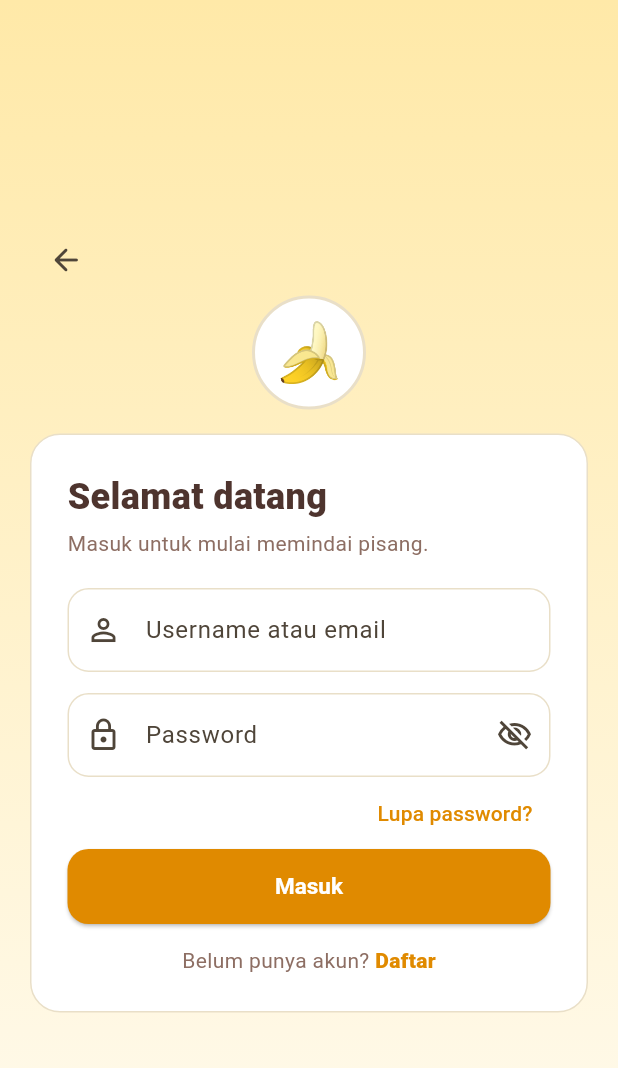
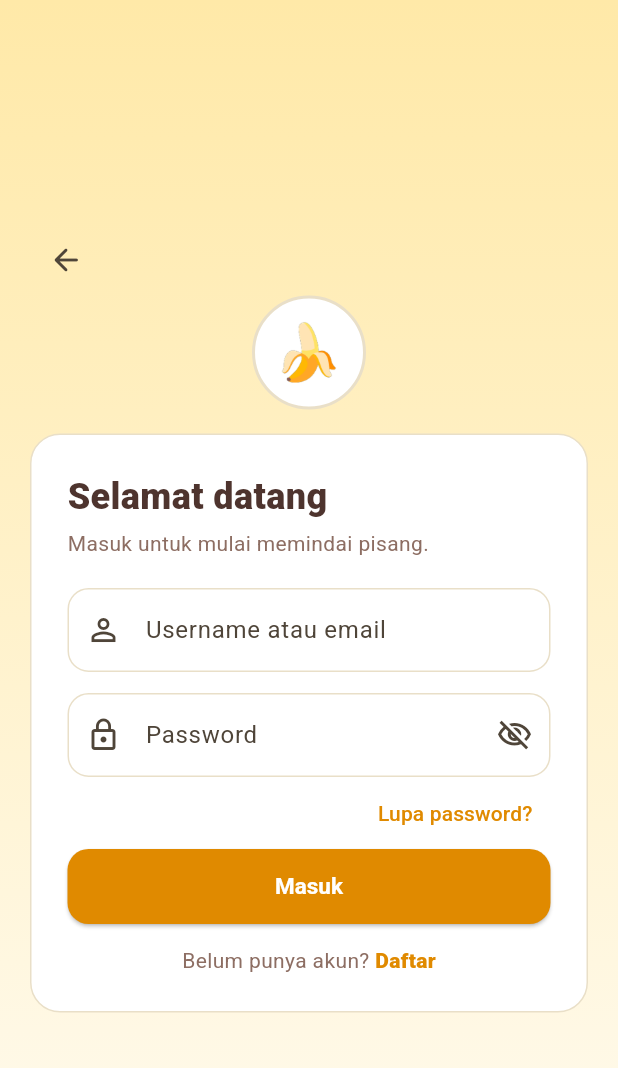
Before and after one commit to Georsx123/banana-ripeness-vision, a Flutter app: the screen it shows after launch, after a tap on "Masuk", on a phone screen of 412 x 824 dp. Shown: the top 1068 px of the screen. Run offline on Flutter 3.47's test engine with Material 3 defaults, Android fonts, the phone set to English and light mode, and no system bars; our stand-ins replace camera, fl_chart, image_picker, share_plus, supabase_flutter, web; accounts and stored records are empty.

Commit message:
Update 3

```diff
--- a/lib/config.dart
+++ b/lib/config.dart
@@ -11,7 +11,7 @@ class AppConfig {
 
   // --- Info aplikasi ---
   static const appName = 'Banana Ripeness Vision';
-  static const appVersion = '1.0.0';
+  static const appVersion = '1.0.5';
   static const emailDomain = 'pisang.app'; // domain email internal (tidak perlu diubah)
   static const contactEmail = 'geovanipradipta123@gmail.com';
   static const contactWa = '085947105271';
--- a/lib/main.dart
+++ b/lib/main.dart
@@ -32,6 +32,14 @@ class PisangApp extends StatelessWidget {
       // Link dari email (verifikasi) bisa membawa tambahan di alamat; semuanya diarahkan ke halaman utama.
       onGenerateInitialRoutes: (String name) => [rootRoute()],
       onUnknownRoute: (settings) => rootRoute(),
+      // Batasi pembesaran teks dari pengaturan HP agar tampilan tidak pecah (tetap menghormati pengaturan font pengguna).
+      builder: (context, child) {
+        final mq = MediaQuery.of(context);
+        return MediaQuery(
+          data: mq.copyWith(textScaler: mq.textScaler.clamp(minScaleFactor: 0.9, maxScaleFactor: 1.15)),
+          child: child ?? const SizedBox.shrink(),
+        );
+      },
     );
   }
 }
--- a/lib/pages/about.dart
+++ b/lib/pages/about.dart
@@ -94,7 +94,7 @@ class AboutPage extends StatelessWidget {
               height: 80,
               alignment: Alignment.center,
               decoration: const BoxDecoration(color: Colors.white, shape: BoxShape.circle),
-              child: const Text('\u{1F34C}', style: TextStyle(fontSize: 44)),
+              child: BananaImage(size: 44),
             ),
             const SizedBox(width: 18),
             Expanded(
--- a/lib/pages/admin_log.dart
+++ b/lib/pages/admin_log.dart
@@ -1,6 +1,7 @@
 import 'package:flutter/material.dart';
 import '../download.dart';
 import '../services.dart';
+import '../theme.dart';
 import '../widgets.dart';
 import '../xlsx.dart';
 import 'admin_flow.dart';
--- a/lib/pages/dashboard.dart
+++ b/lib/pages/dashboard.dart
@@ -42,7 +42,7 @@ class _DashboardPageState extends State<DashboardPage> {
         height: 44,
         alignment: Alignment.center,
         decoration: BoxDecoration(color: alpha(k.warna, .2), shape: BoxShape.circle, border: Border.all(color: k.warna, width: 2.5)),
-        child: const Text('\u{1F34C}', style: TextStyle(fontSize: 21)),
+        child: BananaImage(size: 21),
       ),
       title: k.nama,
       subtitle: k.deskripsi,
@@ -125,7 +125,7 @@ class _DashboardPageState extends State<DashboardPage> {
                 ),
               ]),
             ),
-            if (wide) const Padding(padding: EdgeInsets.only(left: 12), child: Text('\u{1F34C}', style: TextStyle(fontSize: 96))),
+            if (wide) const Padding(padding: EdgeInsets.only(left: 12), child: BananaImage(size: 96)),
           ]),
         ),
         const SizedBox(height: 16),
--- a/lib/pages/history.dart
+++ b/lib/pages/history.dart
@@ -172,7 +172,7 @@ class _HistoryPageState extends State<HistoryPage> {
           const AppCard(
             padding: EdgeInsets.symmetric(vertical: 50, horizontal: 20),
             child: Column(children: [
-              Text('\u{1F34C}', style: TextStyle(fontSize: 56)),
+              BananaImage(size: 56),
               SizedBox(height: 10),
               Text('Belum ada riwayat', style: TextStyle(fontWeight: FontWeight.w800, fontSize: 18, color: kBrown)),
               SizedBox(height: 4),
--- a/lib/pages/landing.dart
+++ b/lib/pages/landing.dart
@@ -75,7 +75,7 @@ class _LandingPageState extends State<LandingPage> with SingleTickerProviderStat
               offset: Offset(0, math.sin(t * 2 * math.pi) * 14),
               child: Transform.rotate(
                 angle: math.sin(t * 2 * math.pi) * 0.25,
-                child: Opacity(opacity: 0.55, child: Text('\u{1F34C}', style: TextStyle(fontSize: size))),
+                child: Opacity(opacity: 0.55, child: BananaImage(size: size)),
               ),
             );
           },
@@ -108,7 +108,7 @@ class _LandingPageState extends State<LandingPage> with SingleTickerProviderStat
                 shape: BoxShape.circle,
                 boxShadow: [BoxShadow(color: Colors.black.withAlpha(55), blurRadius: 30, offset: const Offset(0, 14))],
               ),
-              child: Transform.rotate(angle: bob, child: const Text('\u{1F34C}', style: TextStyle(fontSize: 70))),
+              child: Transform.rotate(angle: bob, child: const BananaImage(size: 70)),
             ),
           ]),
         );
@@ -166,58 +166,6 @@ class _LandingPageState extends State<LandingPage> with SingleTickerProviderStat
     );
   }
 
-  Widget _glass({required Widget child}) => Container(
-        width: double.infinity,
-        padding: const EdgeInsets.all(16),
-        decoration: BoxDecoration(
-          color: Colors.white.withAlpha(40),
-          borderRadius: BorderRadius.circular(22),
-          border: Border.all(color: Colors.white.withAlpha(80)),
-        ),
-        child: child,
-      );
-
-  Widget _heading(String t) => Padding(
-        padding: const EdgeInsets.only(top: 34, bottom: 14),
-        child: Text(t, textAlign: TextAlign.center, style: const TextStyle(fontSize: 21, fontWeight: FontWeight.w900, color: Colors.white)),
-      );
-
-  Widget _step(int n, String title, String text) => _glass(
-        child: Row(crossAxisAlignment: CrossAxisAlignment.start, children: [
-          CircleAvatar(
-            radius: 16,
-            backgroundColor: Colors.white,
-            child: Text('$n', style: const TextStyle(color: kDeepAmber, fontWeight: FontWeight.w900)),
-          ),
-          const SizedBox(width: 12),
-          Expanded(
-            child: Column(crossAxisAlignment: CrossAxisAlignment.start, children: [
-              Text(title, style: const TextStyle(color: Colors.white, fontWeight: FontWeight.w800, fontSize: 15)),
-              const SizedBox(height: 3),
-              Text(text, style: const TextStyle(color: Colors.white, height: 1.4, fontSize: 13)),
-            ]),
-          ),
-        ]),
-      );
-
-  Widget _feature(IconData icon, String title, String text) => _glass(
-        child: Column(crossAxisAlignment: CrossAxisAlignment.start, children: [
-          Icon(icon, color: Colors.white, size: 28),
-          const SizedBox(height: 10),
-          Text(title, style: const TextStyle(color: Colors.white, fontWeight: FontWeight.w800, fontSize: 15)),
-          const SizedBox(height: 3),
-          Text(text, style: const TextStyle(color: Colors.white, height: 1.4, fontSize: 13)),
-        ]),
-      );
-
-  Widget _fakta(String t) => Padding(
-        padding: const EdgeInsets.symmetric(vertical: 6),
-        child: Row(crossAxisAlignment: CrossAxisAlignment.start, children: [
-          const Text('\u{1F34C} ', style: TextStyle(fontSize: 16)),
-          Expanded(child: Text(t, style: const TextStyle(color: Colors.white, height: 1.4, fontSize: 13.5))),
-        ]),
-      );
-
   @override
   Widget build(BuildContext context) {
     return Scaffold(
@@ -239,9 +187,9 @@ class _LandingPageState extends State<LandingPage> with SingleTickerProviderStat
             SafeArea(
               child: Center(
                 child: SingleChildScrollView(
-                  padding: const EdgeInsets.fromLTRB(24, 16, 24, 28),
+                  padding: const EdgeInsets.all(24),
                   child: ConstrainedBox(
-                    constraints: const BoxConstraints(maxWidth: 720),
+                    constraints: const BoxConstraints(maxWidth: 440),
                     child: Column(mainAxisSize: MainAxisSize.min, children: [
                       Reveal(child: _logo()),
                       const SizedBox(height: 4),
@@ -251,9 +199,20 @@ class _LandingPageState extends State<LandingPage> with SingleTickerProviderStat
                             textAlign: TextAlign.center,
                             style: const TextStyle(fontSize: 34, height: 1.1, fontWeight: FontWeight.w900, color: Colors.white, letterSpacing: -0.5)),
                       ),
-                      const SizedBox(height: 8),
+                      const SizedBox(height: 10),
+                      Reveal(
+                        delayMs: 280,
+                        child: Container(
+                          padding: const EdgeInsets.symmetric(horizontal: 14, vertical: 6),
+                          decoration: BoxDecoration(color: Colors.white.withAlpha(70), borderRadius: BorderRadius.circular(30)),
+                          child: const Text('AI DETEKSI KEMATANGAN PISANG',
+                              textAlign: TextAlign.center,
+                              style: TextStyle(color: Colors.white, fontWeight: FontWeight.w800, fontSize: 12.5, letterSpacing: 1.2)),
+                        ),
+                      ),
+                      const SizedBox(height: 12),
                       const Reveal(
-                        delayMs: 320,
+                        delayMs: 340,
                         child: Text('Kenali tingkat kematangan pisang\ndalam sekali jepret dengan AI.',
                             textAlign: TextAlign.center, style: TextStyle(fontSize: 16, color: Colors.white, height: 1.4)),
                       ),
@@ -264,16 +223,13 @@ class _LandingPageState extends State<LandingPage> with SingleTickerProviderStat
                           _chip(Icons.category_rounded, '6 tingkat kematangan'),
                           _chip(Icons.photo_camera_rounded, 'Gambar & realtime'),
                           _chip(Icons.insights_rounded, 'Riwayat & grafik'),
-                          _chip(Icons.psychology_rounded, 'AI RF-DETR'),
                         ]),
                       ),
                       const SizedBox(height: 22),
-                      Reveal(delayMs: 560, child: ConstrainedBox(constraints: const BoxConstraints(maxWidth: 440), child: _stageStrip())),
+                      Reveal(delayMs: 560, child: _stageStrip()),
                       const SizedBox(height: 28),
                       Reveal(
                         delayMs: 1000,
-                        child: ConstrainedBox(
-                          constraints: const BoxConstraints(maxWidth: 440),
                         child: SizedBox(
                           width: double.infinity,
                           child: ElevatedButton.icon(
@@ -284,12 +240,9 @@ class _LandingPageState extends State<LandingPage> with SingleTickerProviderStat
                           ),
                         ),
                       ),
-                      ),
                       const SizedBox(height: 12),
                       Reveal(
                         delayMs: 1100,
-                        child: ConstrainedBox(
-                          constraints: const BoxConstraints(maxWidth: 440),
                         child: SizedBox(
                           width: double.infinity,
                           child: OutlinedButton.icon(
@@ -304,35 +257,8 @@ class _LandingPageState extends State<LandingPage> with SingleTickerProviderStat
                           ),
                         ),
                       ),
-                      ),
-                      Reveal(
-                        delayMs: 1200,
-                        child: Column(children: [
-                          _heading('Cara kerjanya'),
-                          ResponsiveWrap(minWidth: 210, children: [
-                            _step(1, 'Foto atau arahkan kamera', 'Unggah foto pisang atau pakai kamera realtime.'),
-                            _step(2, 'AI mengenali', 'Model RF-DETR (Transformer) mendeteksi tiap pisang dan tingkat kematangannya.'),
-                            _step(3, 'Dapatkan hasil', 'Lihat kelas, akurasi, dan saran penanganan, lalu simpan ke riwayat.'),
-                          ]),
-                          _heading('Yang kamu dapatkan'),
-                          ResponsiveWrap(minWidth: 210, children: [
-                            _feature(Icons.category_rounded, '6 tingkat kematangan', 'Dari mentah sampai busuk, lengkap dengan penjelasan dan saran.'),
-                            _feature(Icons.center_focus_strong_rounded, 'Gambar dan realtime', 'Unggah foto atau deteksi langsung lewat kamera.'),
-                            _feature(Icons.insights_rounded, 'Riwayat dan grafik', 'Pantau hasil scan dan ekspor ke Excel.'),
-                            _feature(Icons.verified_user_rounded, 'Akun aman', 'Email diverifikasi dengan kode OTP.'),
-                          ]),
-                          _heading('Tahukah kamu?'),
-                          _glass(
-                            child: Column(crossAxisAlignment: CrossAxisAlignment.start, children: [
-                              _fakta('Secara botani, pisang termasuk buah berry, sedangkan stroberi bukan.'),
-                              _fakta('Bintik cokelat menandakan pisang sangat matang dan paling manis.'),
-                              _fakta('Pisang matang melepas gas etilen yang membuat buah di dekatnya cepat matang.'),
-                            ]),
-                          ),
                       const SizedBox(height: 26),
                       Text('Versi ${AppConfig.appVersion}', style: const TextStyle(color: Colors.white70, fontSize: 12)),
-                        ]),
-                      ),
                     ]),
                   ),
                 ),
--- a/lib/pages/splash.dart
+++ b/lib/pages/splash.dart
@@ -75,7 +75,7 @@ class _BrandSplashState extends State<BrandSplash> with TickerProviderStateMixin
               offset: Offset(0, math.sin(t * 2 * math.pi) * 12),
               child: Transform.rotate(
                 angle: math.sin(t * 2 * math.pi) * 0.25,
-                child: Opacity(opacity: 0.5, child: Text('🍌', style: TextStyle(fontSize: size))),
+                child: Opacity(opacity: 0.5, child: BananaImage(size: size)),
               ),
             );
           },
@@ -116,7 +116,7 @@ class _BrandSplashState extends State<BrandSplash> with TickerProviderStateMixin
                   shape: BoxShape.circle,
                   boxShadow: [BoxShadow(color: Colors.black.withAlpha(55), blurRadius: 30, offset: const Offset(0, 14))],
                 ),
-                child: Transform.rotate(angle: bob, child: const Text('🍌', style: TextStyle(fontSize: 64))),
+                child: Transform.rotate(angle: bob, child: const BananaImage(size: 64)),
               ),
             ]),
           );
--- a/lib/theme.dart
+++ b/lib/theme.dart
@@ -19,6 +19,7 @@ ThemeData buildTheme() {
       );
   return ThemeData(
     useMaterial3: true,
+    fontFamily: 'Roboto',
     colorScheme: scheme,
     scaffoldBackgroundColor: kBg,
     pageTransitionsTheme: PageTransitionsTheme(builders: <TargetPlatform, PageTransitionsBuilder>{
--- a/lib/widgets.dart
+++ b/lib/widgets.dart
@@ -164,6 +164,28 @@ class PagerBar extends StatelessWidget {
           ),
         ]),
       ],
+    );
+  }
+}
+
+/// Gambar pisang. Memakai berkas gambar supaya tampil SAMA di web dan Android
+/// (emoji berbeda-beda bentuknya tergantung HP). Jika berkas belum terdaftar, jatuh kembali ke emoji.
+class BananaImage extends StatelessWidget {
+  final double size;
+  const BananaImage({super.key, required this.size});
+
+  @override
+  Widget build(BuildContext context) {
+    final box = size * 1.15;
+    return SizedBox(
+      width: box,
+      height: box,
+      child: Image.asset(
+        'assets/images/pisang.png',
+        fit: BoxFit.contain,
+        filterQuality: FilterQuality.medium,
+        errorBuilder: (_, __, ___) => Center(child: Text('\u{1F34C}', style: TextStyle(fontSize: size))),
+      ),
     );
   }
 }
@@ -769,7 +791,7 @@ class AuthScaffold extends StatelessWidget {
                       height: 76,
                       alignment: Alignment.center,
                       decoration: BoxDecoration(color: Colors.white, shape: BoxShape.circle, border: Border.all(color: kLine, width: 2)),
-                      child: const Text('🍌', style: TextStyle(fontSize: 38)),
+                      child: BananaImage(size: 38),
                     ),
                   ),
                   const SizedBox(height: 16),
```
Also changed, not shown: lib/pages/scan.dart (+24 -17 lines), pubspec.yaml (+15 -1 lines), assets/fonts/Roboto-Black.ttf (added), assets/fonts/Roboto-Bold.ttf (added), assets/fonts/Roboto-Medium.ttf (added), assets/fonts/Roboto-Regular.ttf (added), assets/images/pisang.png (added), 6 other files. Lines whose indentation alone changed are shown as unchanged.
